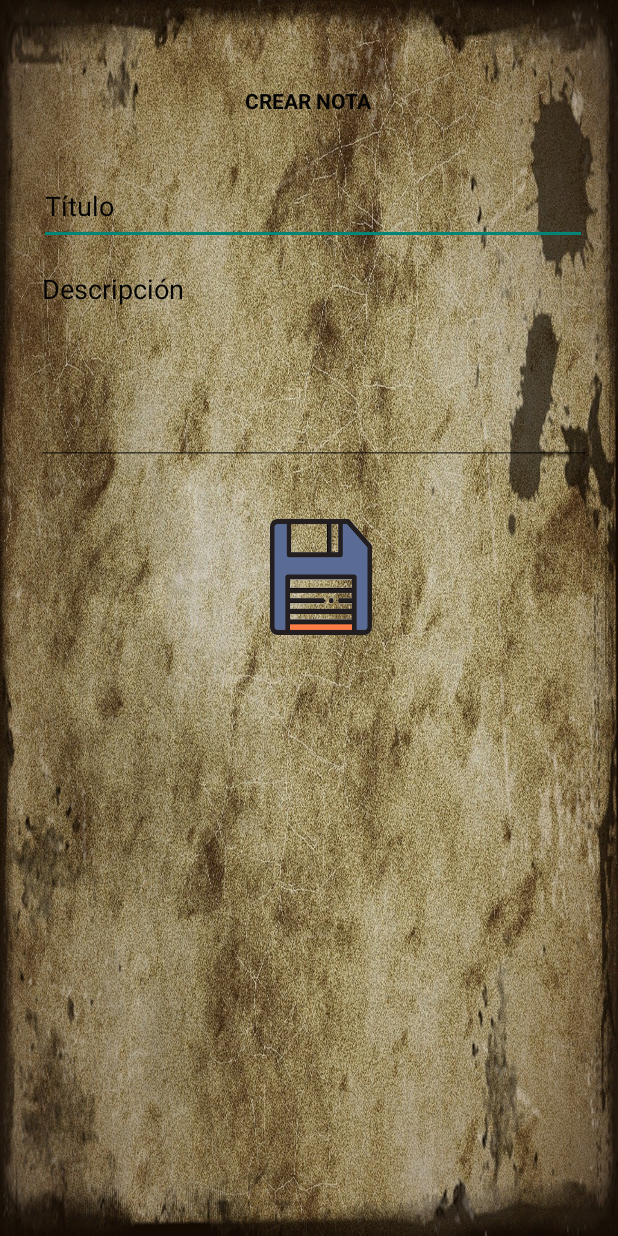
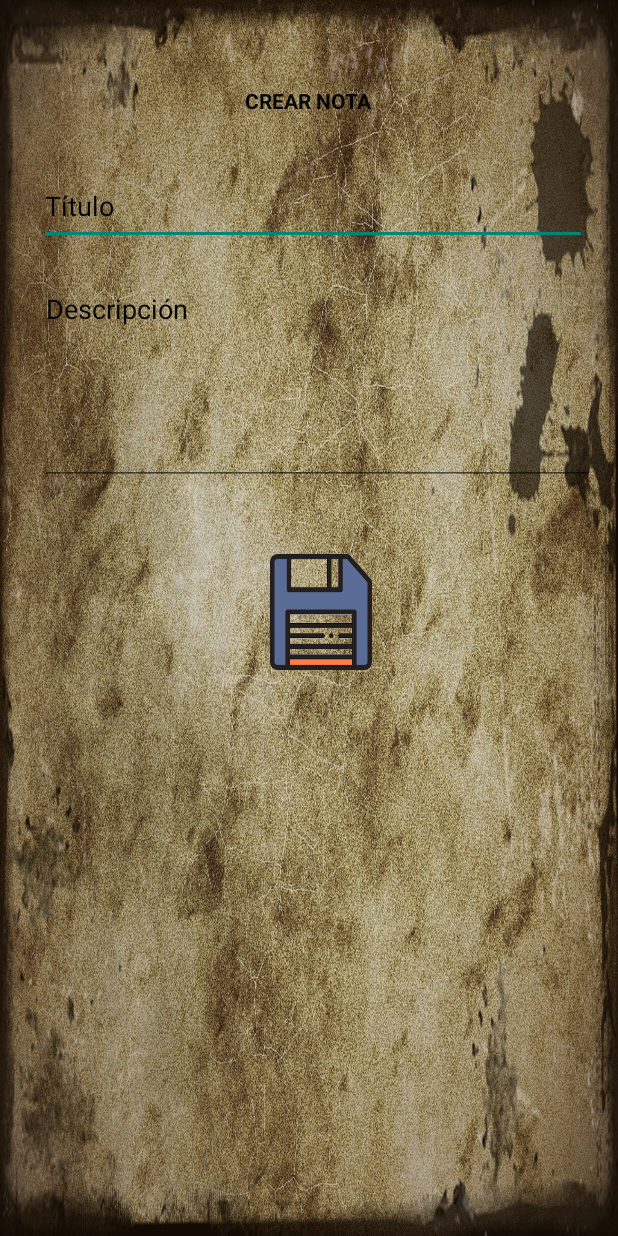
Before and after one commit to Alejandro0823/AndroidStudio, an Android app: the RegistroNotasActivity screen opened directly, with no data from a screen before it, on a phone screen of 412 x 824 dp. Run offline under Robolectric (Android 15) with nearby library versions, the phone set to English and light mode, and no system bars.

Commit message:
Version 1

```diff
--- a/app/src/main/res/layout/content_registro_notas.xml
+++ b/app/src/main/res/layout/content_registro_notas.xml
@@ -43,16 +43,16 @@
         android:layout_height="140dp"
         android:ems="10"
         android:gravity="start|top"
-        android:textColorHint="#050505"
-        android:textColor="#050505"
         android:hint="Descripción"
         android:inputType="textMultiLine"
+        android:textColor="#050505"
+        android:textColorHint="#050505"
         app:layout_constraintBottom_toBottomOf="parent"
         app:layout_constraintEnd_toEndOf="parent"
-        app:layout_constraintHorizontal_bias="0.567"
+        app:layout_constraintHorizontal_bias="0.634"
         app:layout_constraintStart_toStartOf="parent"
-        app:layout_constraintTop_toTopOf="parent"
-        app:layout_constraintVertical_bias="0.249" />
+        app:layout_constraintTop_toBottomOf="@+id/et_titulo"
+        app:layout_constraintVertical_bias="0.038" />
 
     <Button
         android:id="@+id/btnagregarn"
@@ -64,6 +64,6 @@
         app:layout_constraintEnd_toEndOf="parent"
         app:layout_constraintHorizontal_bias="0.524"
         app:layout_constraintStart_toStartOf="parent"
-        app:layout_constraintTop_toTopOf="parent"
-        app:layout_constraintVertical_bias="0.463" />
+        app:layout_constraintTop_toBottomOf="@+id/et_descripcion"
+        app:layout_constraintVertical_bias="0.108" />
 </androidx.constraintlayout.widget.ConstraintLayout>
```
